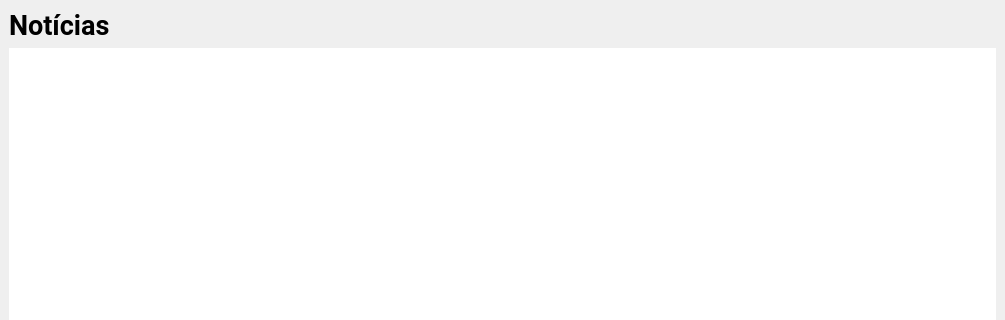
Before: the Qt Designer form src/view/pages/ui_pages.ui in cintraluiza2/CO_annotationsmirror, drawn with Qt 5; both pictures show x 0 to 1005 and y 0 to 320 of the 1005 by 944 pixel window.
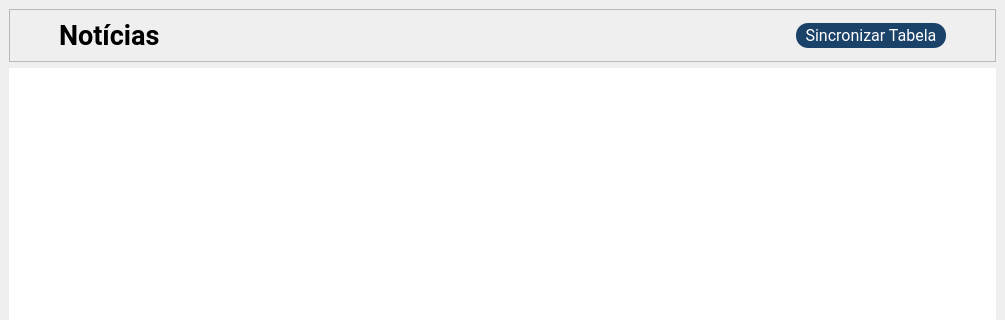
After: the same form once the commit is applied. Icons and pictures are not drawn.

What changed in the file:
```diff
--- a/src/view/pages/ui_pages.ui
+++ b/src/view/pages/ui_pages.ui
@@ -19,17 +19,103 @@
   <widget class="QWidget" name="table_news_page">
    <layout class="QVBoxLayout" name="verticalLayout">
     <item>
-     <widget class="QLabel" name="title_page_news">
-      <property name="font">
-       <font>
-        <family>Roboto</family>
-        <pointsize>20</pointsize>
-        <bold>true</bold>
-       </font>
+     <widget class="QFrame" name="frame_10">
+      <property name="frameShape">
+       <enum>QFrame::StyledPanel</enum>
       </property>
-      <property name="text">
-       <string>Notícias</string>
+      <property name="frameShadow">
+       <enum>QFrame::Raised</enum>
       </property>
+      <layout class="QHBoxLayout" name="horizontalLayout_9">
+       <item>
+        <spacer name="horizontalSpacer_7">
+         <property name="orientation">
+          <enum>Qt::Horizontal</enum>
+         </property>
+         <property name="sizeType">
+          <enum>QSizePolicy::Maximum</enum>
+         </property>
+         <property name="sizeHint" stdset="0">
+          <size>
+           <width>40</width>
+           <height>20</height>
+          </size>
+         </property>
+        </spacer>
+       </item>
+       <item>
+        <widget class="QLabel" name="title_page_news">
+         <property name="font">
+          <font>
+           <family>Roboto</family>
+           <pointsize>20</pointsize>
+           <bold>true</bold>
+          </font>
+         </property>
+         <property name="text">
+          <string>Notícias</string>
+         </property>
+        </widget>
+       </item>
+       <item>
+        <widget class="QPushButton" name="button_sync">
+         <property name="sizePolicy">
+          <sizepolicy hsizetype="Maximum" vsizetype="Fixed">
+           <horstretch>0</horstretch>
+           <verstretch>0</verstretch>
+          </sizepolicy>
+         </property>
+         <property name="minimumSize">
+          <size>
+           <width>150</width>
+           <height>25</height>
+          </size>
+         </property>
+         <property name="font">
+          <font>
+           <family>Roboto</family>
+           <pointsize>12</pointsize>
+          </font>
+         </property>
+         <property name="styleSheet">
+          <string notr="true">QPushButton{
+            color: #FFFFFF;
+            background-color: #1B4269;
+            text-align: center;
+            border: solid;
+            border-radius: 12px;
+}
+
+ QPushButton::hover{
+            background-color: #1B5A69;
+}
+
+QPushButton::pressed {
+            background-color: #3E5369;
+}</string>
+         </property>
+         <property name="text">
+          <string>Sincronizar Tabela</string>
+         </property>
+        </widget>
+       </item>
+       <item>
+        <spacer name="horizontalSpacer_6">
+         <property name="orientation">
+          <enum>Qt::Horizontal</enum>
+         </property>
+         <property name="sizeType">
+          <enum>QSizePolicy::Maximum</enum>
+         </property>
+         <property name="sizeHint" stdset="0">
+          <size>
+           <width>40</width>
+           <height>20</height>
+          </size>
+         </property>
+        </spacer>
+       </item>
+      </layout>
      </widget>
     </item>
     <item>
```
